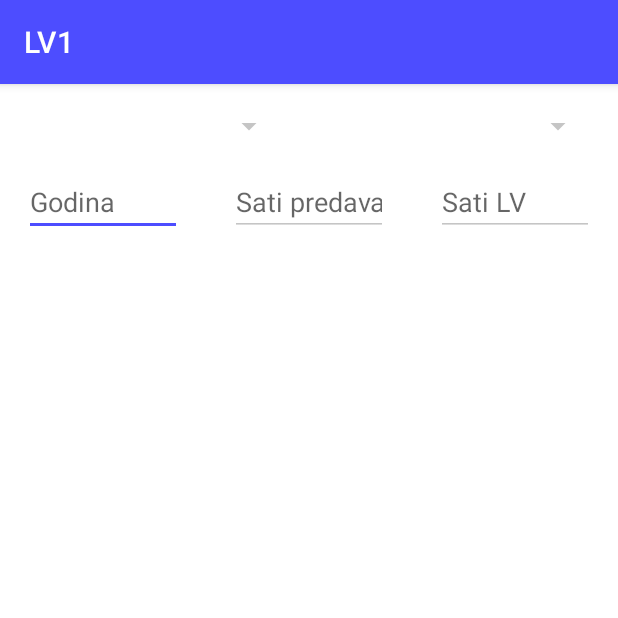
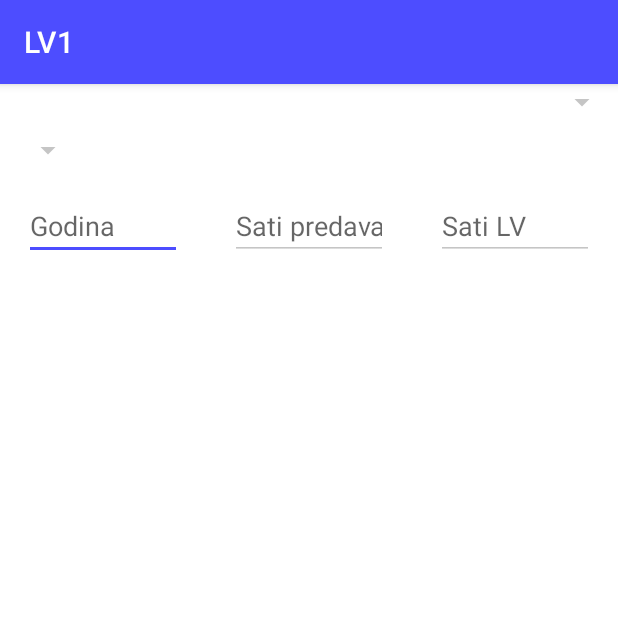
Before and after one commit to LukaMajcenic/PMA, an Android app: the fragment StudentInfoFragment shown on its own in the app's theme, on a phone screen of 412 x 824 dp, the top half of it. Run offline under Robolectric (Android 15) with nearby library versions, the phone set to English and light mode, and no system bars.

Commit message:
Custom layout za predmet spinner

```diff
--- a/app/src/main/res/layout/fragment_student_info.xml
+++ b/app/src/main/res/layout/fragment_student_info.xml
@@ -10,23 +10,19 @@
         android:id="@+id/spinner_predmet"
         android:layout_width="0dp"
         android:layout_height="wrap_content"
-        android:layout_margin="16dp"
-        android:layout_marginTop="16dp"
         android:hint="Predmet"
-        app:layout_constraintEnd_toStartOf="@+id/spinner_profesor"
+        app:layout_constraintEnd_toEndOf="parent"
         app:layout_constraintStart_toStartOf="parent"
-        app:layout_constraintTop_toTopOf="parent"/>
+        app:layout_constraintTop_toTopOf="parent" />
 
     <Spinner
         android:id="@+id/spinner_profesor"
         android:layout_width="0dp"
         android:layout_height="wrap_content"
-        android:layout_margin="16dp"
-        android:layout_marginEnd="16dp"
+        android:layout_margin="8dp"
         android:hint="Profesor"
-        app:layout_constraintEnd_toEndOf="parent"
-        app:layout_constraintStart_toEndOf="@+id/spinner_predmet"
-        app:layout_constraintTop_toTopOf="parent"/>
+        app:layout_constraintStart_toStartOf="parent"
+        app:layout_constraintTop_toBottomOf="@+id/spinner_predmet" />
 
     <com.google.android.material.textfield.TextInputEditText
         android:id="@+id/input_godina"
```
Also changed, not shown: app/src/main/java/com/example/lv1/Course.java (+5 -2 lines), app/src/main/java/com/example/lv1/PredmetSpinnerAdapter.java (+27 -9 lines), app/src/main/res/layout/predmet_spinner_single_item.xml (added, +32 -0 lines).
